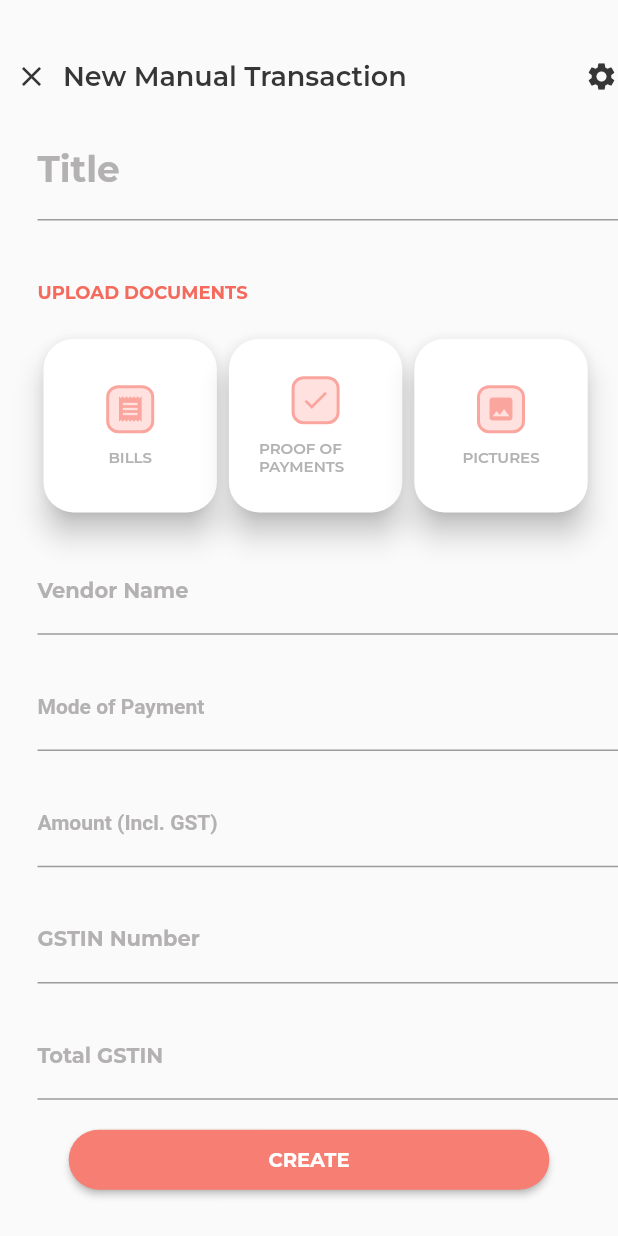
After one commit to gajrajgchouhan/GradCapital, a Flutter app: the ManualEntry screen opened directly, on a phone screen of 412 x 824 dp. The commit adds this screen. Run offline on Flutter 3.47's test engine with Material 2 defaults, Android fonts, the phone set to English and light mode, and no system bars; our stand-ins replace badges, google_fonts; network calls fail.

Commit message:
manual tranx screen done

```diff
--- a/gc_frontend/lib/screens/ledger/payment.dart
+++ b/gc_frontend/lib/screens/ledger/payment.dart
@@ -1,6 +1,8 @@
 import 'package:flutter/material.dart';
 import 'package:google_fonts/google_fonts.dart';
 import 'dart:math';
+
+import 'package:gc_frontend/screens/ledger/payment/manual.dart';
 
 class Payment extends StatelessWidget {
   const Payment({
@@ -50,7 +52,14 @@ class Payment extends StatelessWidget {
                       mainAxisSpacing: 15.0,
                     ),
                     children: [
-                      Card(
+                      InkWell(onTap: () {
+                        Navigator.push(
+                          context,
+                          MaterialPageRoute(
+                              builder: (context) => const ManualEntry()),
+                        );
+                      },
+                     child: Card(
                           shape: const RoundedRectangleBorder(
                             borderRadius: BorderRadius.all(Radius.circular(20)),
                           ),
@@ -85,7 +94,7 @@ class Payment extends StatelessWidget {
                                               color: const Color.fromRGBO(
                                                   179, 179, 179, 1))))
                                 ]),
-                          )),
+                          ))),
                       Card(
                           shape: const RoundedRectangleBorder(
                             borderRadius: BorderRadius.all(Radius.circular(20)),
--- /dev/null
+++ b/gc_frontend/lib/screens/ledger/payment/manual.dart
@@ -0,0 +1,389 @@
+import 'package:flutter/material.dart';
+import 'package:gc_frontend/read_json.dart';
+import 'package:gc_frontend/screens/ledger/spendings.dart';
+import 'package:google_fonts/google_fonts.dart';
+
+class ManualEntry extends StatefulWidget {
+  const ManualEntry({super.key});
+
+  @override
+  State<ManualEntry> createState() => _ManualEntryState();
+}
+
+class _ManualEntryState extends State<ManualEntry> {
+  final _formKey = GlobalKey<FormState>();
+  @override
+  void initState() {
+    super.initState();
+  }
+
+  @override
+  Widget build(BuildContext context) {
+    return Scaffold(
+      // appBar: AppBar(
+      //   backgroundColor: Colors.white,
+      // title: Text(widget.title,
+      //     style: const GoogleFonts.montserrat(
+      //         color: Color.fromRGBO(50, 63, 75, 1),
+      //         fontWeight: FontWeight.bold)),
+      // ),
+      body: SingleChildScrollView(
+          child: Column(
+        children: <Widget>[
+          SizedBox(
+              width: MediaQuery.of(context).size.width,
+              child: Padding(
+                  padding: const EdgeInsets.only(top: 40, left: 10),
+                  child: Row(
+                      mainAxisAlignment: MainAxisAlignment.spaceBetween,
+                      children: [
+                        Row(
+                          children: [
+                            InkWell(
+                                onTap: () {
+                                  Navigator.pop(context);
+                                },
+                                child: const Icon(
+                                  Icons.close,
+                                  color: Color.fromRGBO(54, 54, 54, 1),
+                                  size: 22.0,
+                                )),
+                            const SizedBox(width: 10),
+                            Text("New Manual Transaction",
+                                style: GoogleFonts.montserrat(
+                                  color: const Color.fromRGBO(54, 54, 54, 1),
+                                  fontSize: 18,
+                                  fontWeight: FontWeight.w600,
+                                )),
+                          ],
+                        ),
+                        InkWell(
+                            onTap: () {
+                              Navigator.pop(context);
+                            },
+                            child: const Icon(
+                              Icons.settings,
+                              color: Color.fromRGBO(54, 54, 54, 1),
+                              size: 22.0,
+                            )),
+                      ]))),
+          Form(
+            key: _formKey,
+            child: Column(
+              crossAxisAlignment: CrossAxisAlignment.start,
+              children: [
+                Padding(
+                    padding:
+                        const EdgeInsets.only(left: 25, top: 20, bottom: 20),
+                    child: TextFormField(
+                      decoration: const InputDecoration(
+                          border: UnderlineInputBorder(),
+                          labelText: 'Title',
+                          labelStyle: TextStyle(
+                            color: Color.fromRGBO(179, 177, 177, 1),
+                            fontWeight: FontWeight.w700,
+                            fontSize: 24,
+                            fontFamily: 'Montserrat',
+                          )),
+                      // The validator receives the text that the user has entered.
+                      validator: (value) {
+                        if (value == null || value.isEmpty) {
+                          return 'Please enter some text';
+                        }
+                        return null;
+                      },
+                    )),
+                Padding(
+                    padding: const EdgeInsets.only(left: 25, top: 20),
+                    child: Column(
+                      children: [
+                        Text("UPLOAD DOCUMENTS",
+                            style: GoogleFonts.montserrat(
+                                color: const Color.fromRGBO(244, 106, 92, 1),
+                                fontSize: 12,
+                                fontWeight: FontWeight.w700))
+                      ],
+                    )),
+                Padding(
+                    padding:
+                        const EdgeInsets.only(left: 25, top: 20, bottom: 20),
+                    child: Row(
+                      // mainAxisAlignment: MainAxisAlignment.start,
+                      // crossAxisAlignment: CrossAxisAlignment.start,
+                      children: [
+                        SizedBox(
+                            width: MediaQuery.of(context).size.width * .3,
+                            height: MediaQuery.of(context).size.width * .3,
+                            child: Card(
+                                shape: const RoundedRectangleBorder(
+                                  borderRadius:
+                                      BorderRadius.all(Radius.circular(20)),
+                                ),
+                                elevation: 8,
+                                child: Container(
+                                  padding: const EdgeInsets.all(20),
+                                  child: Column(
+                                      mainAxisAlignment:
+                                          MainAxisAlignment.center,
+                                      children: [
+                                        Container(
+                                            padding: const EdgeInsets.all(4),
+                                            decoration: BoxDecoration(
+                                                color: const Color.fromRGBO(
+                                                    255, 226, 223, 1),
+                                                borderRadius:
+                                                    BorderRadius.circular(8.0),
+                                                border: Border.all(
+                                                  color: const Color.fromRGBO(
+                                                      250, 166, 158, 1),
+                                                  width: 2,
+                                                )),
+                                            child: const Icon(
+                                              Icons.receipt,
+                                              color: Color.fromRGBO(
+                                                  250, 166, 158, 1),
+                                              size: 20.0,
+                                              weight: 10,
+                                            )),
+                                        Padding(
+                                            padding:
+                                                const EdgeInsets.only(top: 10),
+                                            child: Text("BILLS",
+                                                style: GoogleFonts.montserrat(
+                                                    fontSize: 10,
+                                                    fontWeight: FontWeight.w600,
+                                                    color: const Color.fromRGBO(
+                                                        179, 179, 179, 1))))
+                                      ]),
+                                ))),
+                        SizedBox(
+                            width: MediaQuery.of(context).size.width * .3,
+                            height: MediaQuery.of(context).size.width * .3,
+                            child: Card(
+                                shape: const RoundedRectangleBorder(
+                                  borderRadius:
+                                      BorderRadius.all(Radius.circular(20)),
+                                ),
+                                elevation: 8,
+                                child: Container(
+                                  padding: const EdgeInsets.all(20),
+                                  child: Column(
+                                      mainAxisAlignment:
+                                          MainAxisAlignment.center,
+                                      children: [
+                                        Container(
+                                            padding: const EdgeInsets.all(4),
+                                            decoration: BoxDecoration(
+                                                color: const Color.fromRGBO(
+                                                    255, 226, 223, 1),
+                                                borderRadius:
+                                                    BorderRadius.circular(8.0),
+                                                border: Border.all(
+                                                  color: const Color.fromRGBO(
+                                                      250, 166, 158, 1),
+                                                  width: 2,
+                                                )),
+                                            child: const Icon(
+                                              Icons.check,
+                                              color: Color.fromRGBO(
+                                                  250, 166, 158, 1),
+                                              size: 20.0,
+                                              weight: 10,
+                                            )),
+                                        Padding(
+                                            padding:
+                                                const EdgeInsets.only(top: 10),
+                                            child: Text("PROOF OF PAYMENTS",
+                                                style: GoogleFonts.montserrat(
+                                                    fontSize: 10,
+                                                    fontWeight: FontWeight.w600,
+                                                    color: const Color.fromRGBO(
+                                                        179, 179, 179, 1))))
+                                      ]),
+                                ))),
+                        SizedBox(
+                            width: MediaQuery.of(context).size.width * .3,
+                            height: MediaQuery.of(context).size.width * .3,
+                            child: Card(
+                                shape: const RoundedRectangleBorder(
+                                  borderRadius:
+                                      BorderRadius.all(Radius.circular(20)),
+                                ),
+                                elevation: 8,
+                                child: Container(
+                                  padding: const EdgeInsets.all(20),
+                                  child: Column(
+                                      mainAxisAlignment:
+                                          MainAxisAlignment.center,
+                                      children: [
+                                        Container(
+                                            padding: const EdgeInsets.all(4),
+                                            decoration: BoxDecoration(
+                                                color: const Color.fromRGBO(
+                                                    255, 226, 223, 1),
+                                                borderRadius:
+                                                    BorderRadius.circular(8.0),
+                                                border: Border.all(
+                                                  color: const Color.fromRGBO(
+                                                      250, 166, 158, 1),
+                                                  width: 2,
+                                                )),
+                                            child: const Icon(
+                                              Icons.image,
+                                              color: Color.fromRGBO(
+                                                  250, 166, 158, 1),
+                                              size: 20.0,
+                                              weight: 10,
+                                            )),
+                                        Padding(
+                                            padding:
+                                                const EdgeInsets.only(top: 10),
+                                            child: Text("PICTURES",
+                                                style: GoogleFonts.montserrat(
+                                                    fontSize: 10,
+                                                    fontWeight: FontWeight.w600,
+                                                    color: const Color.fromRGBO(
+                                                        179, 179, 179, 1))))
+                                      ]),
+                                ))),
+                      ],
+                    )),
+                Padding(
+                    padding: const EdgeInsets.only(left: 25),
+                    child: TextFormField(
+                      decoration: const InputDecoration(
+                          border: UnderlineInputBorder(),
+                          labelText: 'Vendor Name',
+                          labelStyle: TextStyle(
+                            color: Color.fromRGBO(179, 177, 177, 1),
+                            fontWeight: FontWeight.w700,
+                            fontSize: 14,
+                            fontFamily: 'Montserrat',
+                          )),
+                      // The validator receives the text that the user has entered.
+                      validator: (value) {
+                        if (value == null || value.isEmpty) {
+                          return 'Please enter some text';
+                        }
+                        return null;
+                      },
+                    )),
+                Padding(
+                    padding: const EdgeInsets.only(left: 25, top: 20),
+                    child: TextFormField(
+                      decoration: const InputDecoration(
+                          border: UnderlineInputBorder(),
+                          labelText: 'Mode of Payment',
+                          labelStyle: TextStyle(
+                            color: Color.fromRGBO(179, 177, 177, 1),
+                            fontWeight: FontWeight.w700,
+                            fontSize: 14,
+                          )),
+                      // The validator receives the text that the user has entered.
+                      validator: (value) {
+                        if (value == null || value.isEmpty) {
+                          return 'Please enter some text';
+                        }
+                        return null;
+                      },
+                    )),
+                Padding(
+                    padding: const EdgeInsets.only(left: 25, top: 20),
+                    child: TextFormField(
+                      decoration: const InputDecoration(
+                          border: UnderlineInputBorder(),
+                          labelText: 'Amount (Incl. GST)',
+                          labelStyle: TextStyle(
+                            color: Color.fromRGBO(179, 177, 177, 1),
+                            fontWeight: FontWeight.w700,
+                            fontSize: 14,
+                          )),
+                      // The validator receives the text that the user has entered.
+                      validator: (value) {
+                        if (value == null || value.isEmpty) {
+                          return 'Please enter some text';
+                        }
+                        return null;
+                      },
+                    )),
+                Padding(
+                    padding: const EdgeInsets.only(left: 25, top: 20),
+                    child: TextFormField(
+                      decoration: const InputDecoration(
+                          border: UnderlineInputBorder(),
+                          labelText: 'GSTIN Number',
+                          labelStyle: TextStyle(
+                            color: Color.fromRGBO(179, 177, 177, 1),
+                            fontWeight: FontWeight.w700,
+                            fontSize: 14,
+                            fontFamily: 'Montserrat',
+                          )),
+                      // The validator receives the text that the user has entered.
+                      validator: (value) {
+                        if (value == null || value.isEmpty) {
+                          return 'Please enter some text';
+                        }
+                        return null;
+                      },
+                    )),
+                Padding(
+                    padding: const EdgeInsets.only(left: 25, top: 20),
+                    child: TextFormField(
+                      decoration: const InputDecoration(
+                          border: UnderlineInputBorder(),
+                          labelText: 'Total GSTIN',
+                          labelStyle: TextStyle(
+                            color: Color.fromRGBO(179, 177, 177, 1),
+                            fontWeight: FontWeight.w700,
+                            fontSize: 14,
+                            fontFamily: 'Montserrat',
+                          )),
+                      // The validator receives the text that the user has entered.
+                      validator: (value) {
+                        if (value == null || value.isEmpty) {
+                          return 'Please enter some text';
+                        }
+                        return null;
+                      },
+                    )),
+                Center(
+                    child: Padding(
+                  padding: const EdgeInsets.symmetric(vertical: 16.0),
+                  child: ElevatedButton(
+                    onPressed: () {
+                      // Validate returns true if the form is valid, or false otherwise.
+                      if (_formKey.currentState!.validate()) {
+                        // If the form is valid, display a snackbar. In the real world,
+                        // you'd often call a server or save the information in a database.
+                        ScaffoldMessenger.of(context).showSnackBar(
+                          const SnackBar(content: Text('Processing Data')),
+                        );
+                      }
+                    },
+                    style: ButtonStyle(
+                        backgroundColor: const MaterialStatePropertyAll<Color>(
+                            Color.fromRGBO(246, 126, 114, 1)),
+                        shape:
+                            MaterialStateProperty.all<RoundedRectangleBorder>(
+                                RoundedRectangleBorder(
+                          borderRadius: BorderRadius.circular(20.0),
+                        ))),
+                    child: Container(
+                        padding: const EdgeInsets.all(12),
+                        width: MediaQuery.of(context).size.width * 0.7,
+                        child: Text(
+                          'CREATE',
+                          style: GoogleFonts.montserrat(
+                              fontSize: 13, fontWeight: FontWeight.w700),
+                          textAlign: TextAlign.center,
+                        )),
+                  ),
+                )),
+              ],
+            ),
+          )
+        ],
+      )),
+    );
+  }
+}
```
